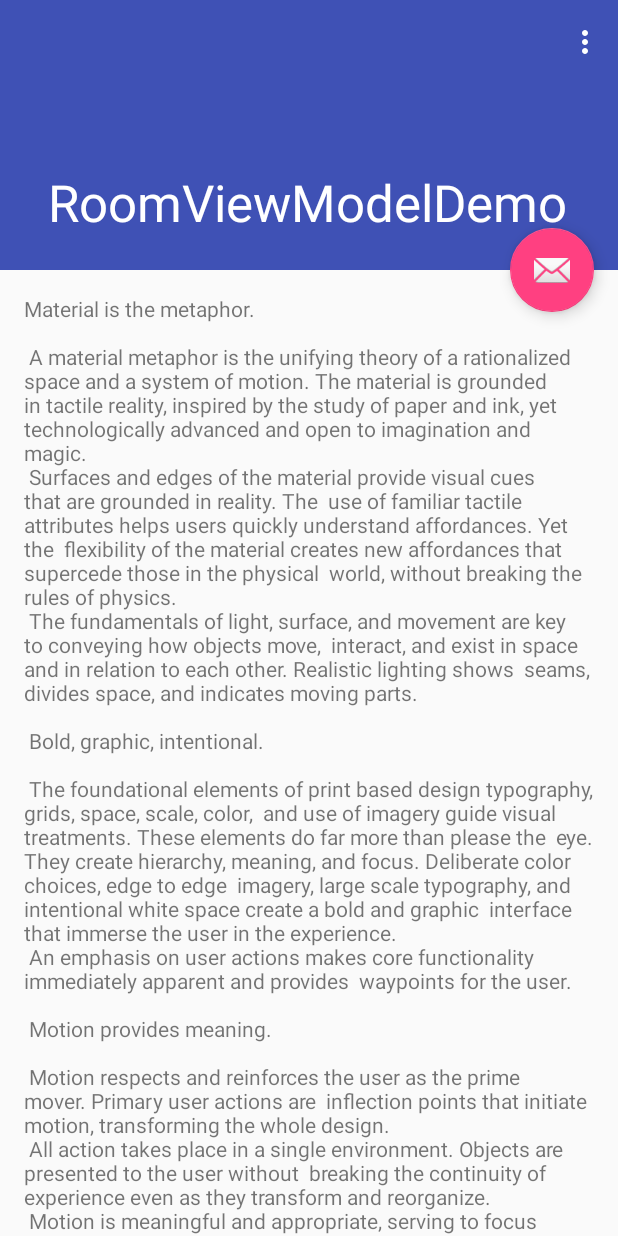
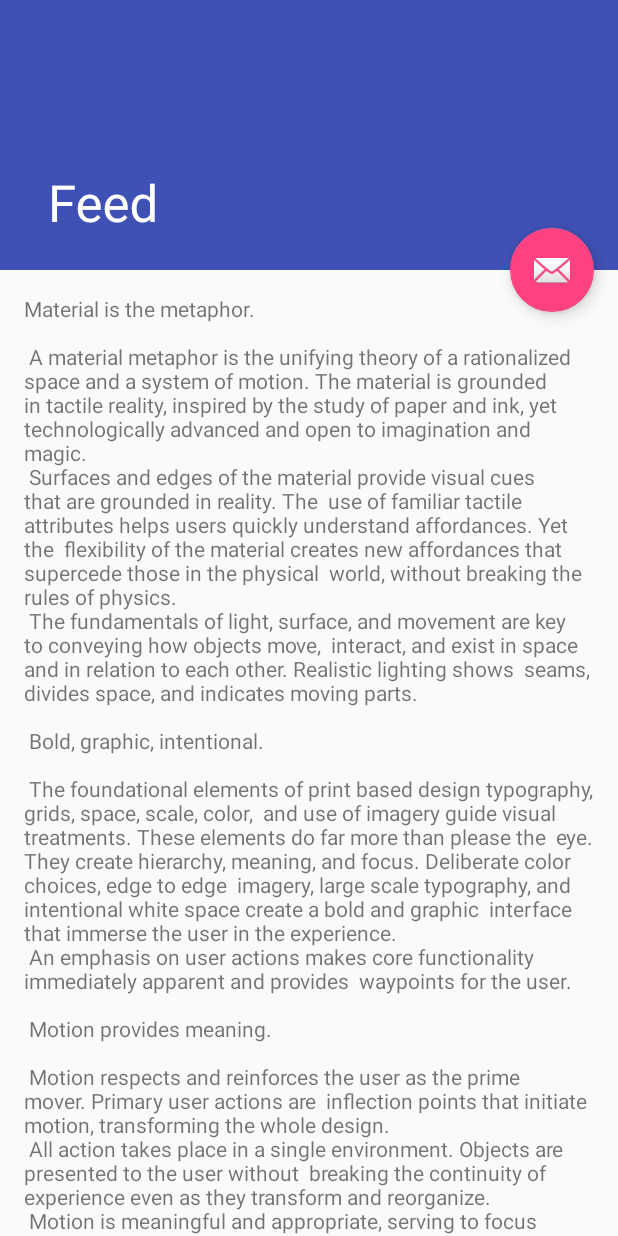
Before and after one commit to oscarzhang795/ObjectBoxDemo, an Android app: the screen it shows after launch (PostsActivity before the commit, FeedActivity after it), on a phone screen of 412 x 824 dp. Run offline under Robolectric (Android 15) with nearby library versions, the phone set to English and light mode, and no system bars.

Commit message:
Added template ui.

```diff
--- a/app/src/main/AndroidManifest.xml
+++ b/app/src/main/AndroidManifest.xml
@@ -19,6 +19,16 @@
                 <category android:name="android.intent.category.LAUNCHER"/>
             </intent-filter>
         </activity>
+        <activity
+                android:name=".presentation.FeedActivity"
+                android:label="@string/title_activity_feed"
+                android:theme="@style/AppTheme.NoActionBar">
+            <intent-filter>
+                <action android:name="android.intent.action.MAIN"/>
+
+                <category android:name="android.intent.category.LAUNCHER"/>
+            </intent-filter>
+        </activity>
     </application>
 
 </manifest>
--- /dev/null
+++ b/app/src/main/java/com/sdadg/roomviewmodeldemo/presentation/FeedActivity.kt
@@ -0,0 +1,20 @@
+package com.sdadg.roomviewmodeldemo.presentation
+
+import android.os.Bundle
+import android.support.design.widget.Snackbar
+import android.support.v7.app.AppCompatActivity
+import com.sdadg.roomviewmodeldemo.R
+import kotlinx.android.synthetic.main.activity_feed.*
+
+class FeedActivity : AppCompatActivity() {
+
+    override fun onCreate(savedInstanceState: Bundle?) {
+        super.onCreate(savedInstanceState)
+        setContentView(R.layout.activity_feed)
+        setSupportActionBar(toolbar)
+        fab.setOnClickListener { view ->
+            Snackbar.make(view, "Replace with your own action", Snackbar.LENGTH_LONG)
+                    .setAction("Action", null).show()
+        }
+    }
+}
--- /dev/null
+++ b/app/src/main/res/layout/activity_feed.xml
@@ -0,0 +1,48 @@
+<?xml version="1.0" encoding="utf-8"?>
+<android.support.design.widget.CoordinatorLayout
+        xmlns:android="http://schemas.android.com/apk/res/android"
+        xmlns:app="http://schemas.android.com/apk/res-auto"
+        xmlns:tools="http://schemas.android.com/tools"
+        android:layout_width="match_parent"
+        android:layout_height="match_parent"
+        android:fitsSystemWindows="true"
+        tools:context=".presentation.FeedActivity">
+
+    <android.support.design.widget.AppBarLayout
+            android:id="@+id/app_bar"
+            android:fitsSystemWindows="true"
+            android:layout_height="@dimen/app_bar_height"
+            android:layout_width="match_parent"
+            android:theme="@style/AppTheme.AppBarOverlay">
+
+        <android.support.design.widget.CollapsingToolbarLayout
+                android:id="@+id/toolbar_layout"
+                android:fitsSystemWindows="true"
+                android:layout_width="match_parent"
+                android:layout_height="match_parent"
+                app:toolbarId="@+id/toolbar"
+                app:layout_scrollFlags="scroll|exitUntilCollapsed"
+                app:contentScrim="?attr/colorPrimary">
+
+            <android.support.v7.widget.Toolbar
+                    android:id="@+id/toolbar"
+                    android:layout_height="?attr/actionBarSize"
+                    android:layout_width="match_parent"
+                    app:layout_collapseMode="pin"
+                    app:popupTheme="@style/AppTheme.PopupOverlay"/>
+
+        </android.support.design.widget.CollapsingToolbarLayout>
+    </android.support.design.widget.AppBarLayout>
+
+    <include layout="@layout/content_feed"/>
+
+    <android.support.design.widget.FloatingActionButton
+            android:id="@+id/fab"
+            android:layout_width="wrap_content"
+            android:layout_height="wrap_content"
+            android:layout_margin="@dimen/fab_margin"
+            app:layout_anchor="@id/app_bar"
+            app:layout_anchorGravity="bottom|end"
+            app:srcCompat="@android:drawable/ic_dialog_email"/>
+
+</android.support.design.widget.CoordinatorLayout>
--- /dev/null
+++ b/app/src/main/res/layout/content_feed.xml
@@ -0,0 +1,18 @@
+<?xml version="1.0" encoding="utf-8"?>
+<android.support.v4.widget.NestedScrollView
+        xmlns:android="http://schemas.android.com/apk/res/android"
+        xmlns:tools="http://schemas.android.com/tools"
+        xmlns:app="http://schemas.android.com/apk/res-auto"
+        app:layout_behavior="@string/appbar_scrolling_view_behavior"
+        tools:showIn="@layout/activity_feed"
+        android:layout_width="match_parent"
+        android:layout_height="match_parent"
+        tools:context=".presentation.FeedActivity">
+
+    <TextView
+            android:layout_width="wrap_content"
+            android:layout_height="wrap_content"
+            android:layout_margin="@dimen/text_margin"
+            android:text="@string/large_text"/>
+
+</android.support.v4.widget.NestedScrollView>
--- /dev/null
+++ b/app/src/main/res/menu/menu_feed.xml
@@ -0,0 +1,10 @@
+<menu xmlns:android="http://schemas.android.com/apk/res/android"
+      xmlns:app="http://schemas.android.com/apk/res-auto"
+      xmlns:tools="http://schemas.android.com/tools"
+      tools:context="com.sdadg.roomviewmodeldemo.presentation.FeedActivity">
+    <item
+            android:id="@+id/action_settings"
+            android:title="@string/action_settings"
+            android:orderInCategory="100"
+            app:showAsAction="never"/>
+</menu>
--- a/app/src/main/res/values/strings.xml
+++ b/app/src/main/res/values/strings.xml
@@ -90,4 +90,5 @@
         "when a user tries to pick up one of cards.\n\n"
     </string>
     <string name="action_settings">Settings</string>
+    <string name="title_activity_feed">Feed</string>
 </resources>
```
